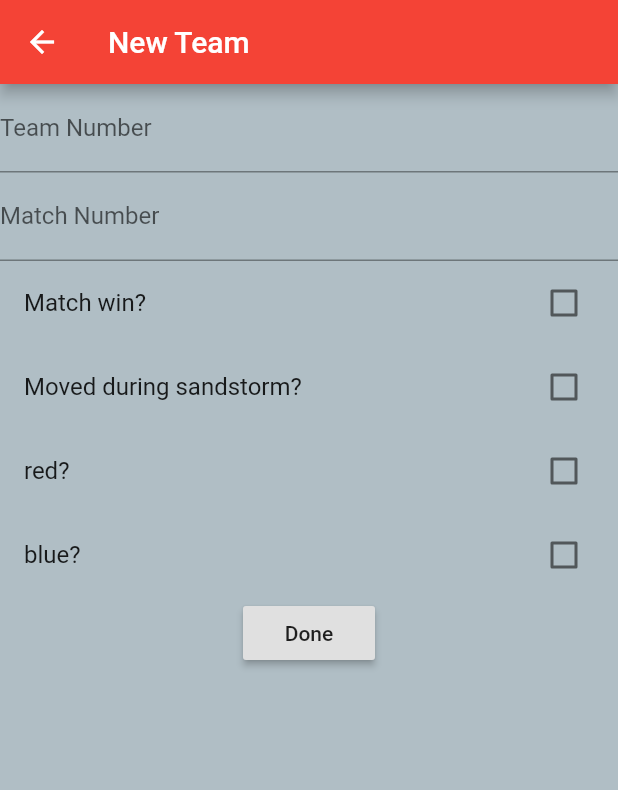
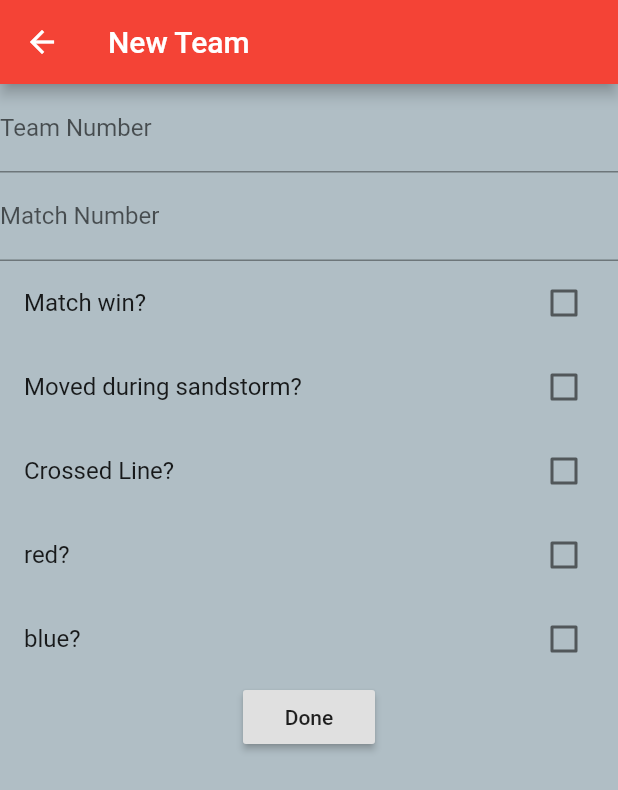
Before and after one commit to frc4976/frc2019-scouting-app, a Flutter app: the Team screen opened directly, on a phone screen of 412 x 824 dp. Shown: the top 790 px of the screen. Run offline on Flutter 3.47's test engine with Material 2 defaults, Android fonts, the phone set to English and light mode, and no system bars.

Commit message:
Commit Message

```diff
--- a/lib/main.dart
+++ b/lib/main.dart
@@ -16,6 +16,7 @@ bool checkValue = false;
 bool checkValue2 = false;
 bool checkValue3 = false;
 bool checkValue4 = false;
+bool checkValue5 = false;
 
 void main() => runApp(MyApp());
 
@@ -404,6 +405,16 @@ class TeamState extends State<Team>{
         });
       },
     ),
+              CheckboxListTile(
+                value: checkValue5,
+                title: new Text('Crossed Line?'),
+                activeColor: Colors.teal[600],
+                onChanged: (bool changed5) {
+                  setState(() {
+                    checkValue5 = changed5;
+                  });
+                },
+              ),
 
               CheckboxListTile(
                   value: checkValue3,
```
